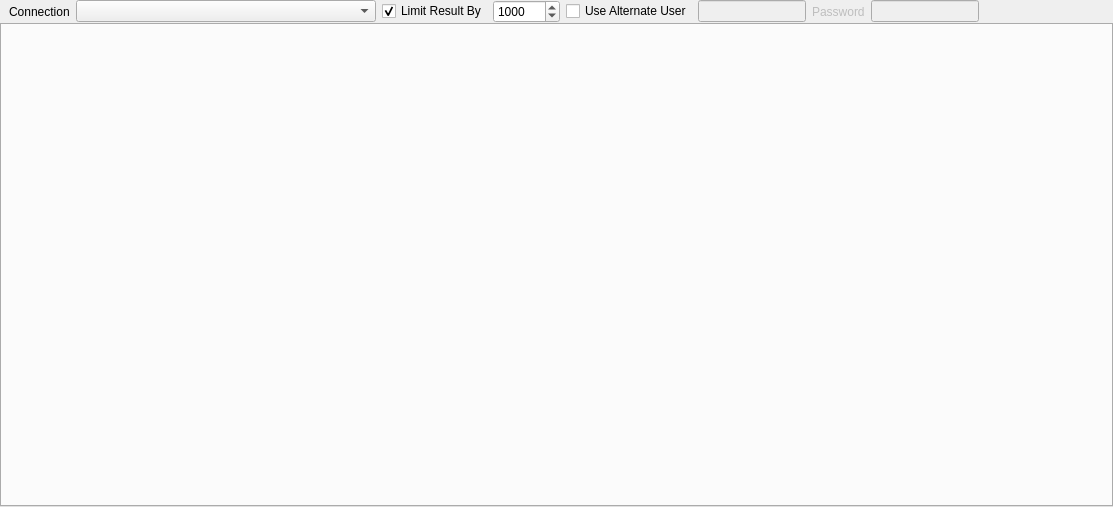
Qt form GUI/pgdbatool/sqltool.ui (marcotcal/PG-DBA-Tools) before a commit.
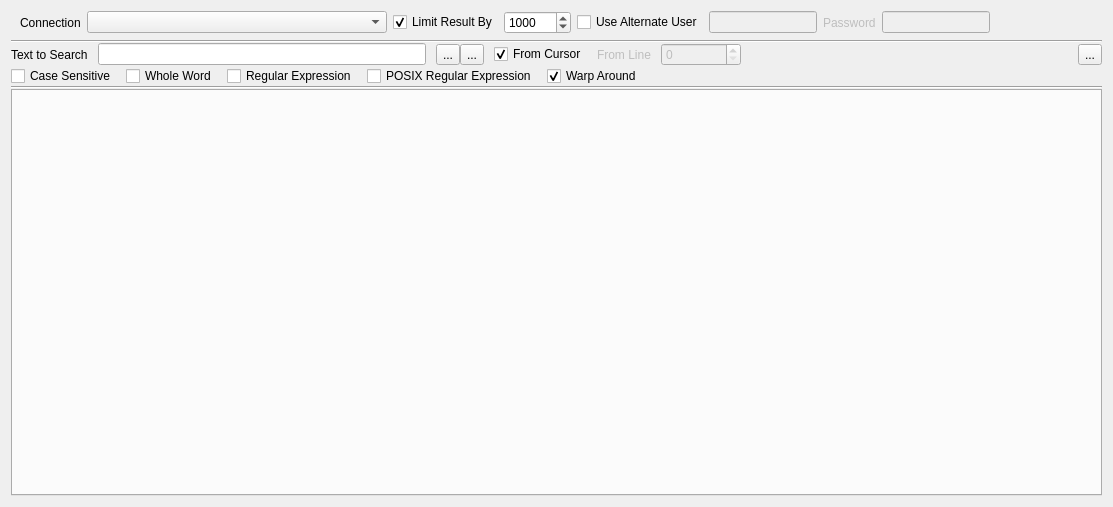
The same form after that commit. Icons and pictures are not drawn.

Commit message: New find panel

Patch:
```diff
--- a/GUI/pgdbatool/sqltool.ui
+++ b/GUI/pgdbatool/sqltool.ui
@@ -10,25 +10,16 @@
     <height>507</height>
    </rect>
   </property>
+  <property name="minimumSize">
+   <size>
+    <width>0</width>
+    <height>0</height>
+   </size>
+  </property>
   <property name="windowTitle">
    <string>Form</string>
   </property>
-  <layout class="QVBoxLayout" name="verticalLayout">
-   <property name="spacing">
-    <number>0</number>
-   </property>
-   <property name="leftMargin">
-    <number>0</number>
-   </property>
-   <property name="topMargin">
-    <number>0</number>
-   </property>
-   <property name="rightMargin">
-    <number>0</number>
-   </property>
-   <property name="bottomMargin">
-    <number>0</number>
-   </property>
+  <layout class="QVBoxLayout" name="verticalLayout_2">
    <item>
     <widget class="QFrame" name="frame">
      <property name="frameShape">
@@ -191,17 +182,281 @@
     </widget>
    </item>
    <item>
-    <widget class="QTabWidget" name="editors_tabs">
-     <property name="minimumSize">
-      <size>
-       <width>0</width>
-       <height>200</height>
-      </size>
+    <layout class="QVBoxLayout" name="verticalLayout">
+     <property name="spacing">
+      <number>0</number>
      </property>
-     <property name="currentIndex">
-      <number>-1</number>
-     </property>
-    </widget>
+     <item>
+      <widget class="QWidget" name="find_panel" native="true">
+       <layout class="QVBoxLayout" name="verticalLayout_3">
+        <property name="spacing">
+         <number>0</number>
+        </property>
+        <property name="leftMargin">
+         <number>0</number>
+        </property>
+        <property name="topMargin">
+         <number>0</number>
+        </property>
+        <property name="rightMargin">
+         <number>0</number>
+        </property>
+        <property name="bottomMargin">
+         <number>0</number>
+        </property>
+        <item>
+         <widget class="Line" name="line_3">
+          <property name="orientation">
+           <enum>Qt::Horizontal</enum>
+          </property>
+         </widget>
+        </item>
+        <item>
+         <layout class="QHBoxLayout" name="horizontalLayout_2">
+          <property name="spacing">
+           <number>0</number>
+          </property>
+          <item>
+           <widget class="Line" name="line_2">
+            <property name="orientation">
+             <enum>Qt::Horizontal</enum>
+            </property>
+           </widget>
+          </item>
+          <item>
+           <layout class="QGridLayout" name="gridLayout_2">
+            <property name="verticalSpacing">
+             <number>0</number>
+            </property>
+            <item row="0" column="0">
+             <layout class="QGridLayout" name="gridLayout_3">
+              <property name="horizontalSpacing">
+               <number>10</number>
+              </property>
+              <property name="verticalSpacing">
+               <number>0</number>
+              </property>
+              <item row="0" column="1">
+               <widget class="QLineEdit" name="text_to_find">
+                <property name="minimumSize">
+                 <size>
+                  <width>250</width>
+                  <height>0</height>
+                 </size>
+                </property>
+                <property name="text">
+                 <string/>
+                </property>
+               </widget>
+              </item>
+              <item row="0" column="11">
+               <widget class="QToolButton" name="close_find">
+                <property name="text">
+                 <string>...</string>
+                </property>
+                <property name="icon">
+                 <iconset resource="pgdbatool.qrc">
+                  <normaloff>:/icons/images/icons/icons8-close-26.png</normaloff>:/icons/images/icons/icons8-close-26.png</iconset>
+                </property>
+                <property name="iconSize">
+                 <size>
+                  <width>16</width>
+                  <height>16</height>
+                 </size>
+                </property>
+               </widget>
+              </item>
+              <item row="0" column="4">
+               <layout class="QHBoxLayout" name="horizontalLayout_3">
+                <property name="spacing">
+                 <number>0</number>
+                </property>
+                <property name="leftMargin">
+                 <number>0</number>
+                </property>
+                <property name="rightMargin">
+                 <number>0</number>
+                </property>
+                <item>
+                 <widget class="QToolButton" name="find_forward">
+                  <property name="text">
+                   <string>...</string>
+                  </property>
+                  <property name="icon">
+                   <iconset resource="pgdbatool.qrc">
+                    <normaloff>:/icons/images/icons/icons8-down-26.png</normaloff>:/icons/images/icons/icons8-down-26.png</iconset>
+                  </property>
+                  <property name="iconSize">
+                   <size>
+                    <width>16</width>
+                    <height>16</height>
+                   </size>
+                  </property>
+                 </widget>
+                </item>
+                <item>
+                 <widget class="QToolButton" name="findb_backward">
+                  <property name="text">
+                   <string>...</string>
+                  </property>
+                  <property name="icon">
+                   <iconset resource="pgdbatool.qrc">
+                    <normaloff>:/icons/images/icons/icons8-up-26.png</normaloff>:/icons/images/icons/icons8-up-26.png</iconset>
+                  </property>
+                  <property name="iconSize">
+                   <size>
+                    <width>16</width>
+                    <height>16</height>
+                   </size>
+                  </property>
+                 </widget>
+                </item>
+               </layout>
+              </item>
+              <item row="0" column="8">
+               <widget class="QLabel" name="lb_from_line">
+                <property name="enabled">
+                 <bool>false</bool>
+                </property>
+                <property name="text">
+                 <string>From Line</string>
+                </property>
+               </widget>
+              </item>
+              <item row="0" column="7">
+               <widget class="QCheckBox" name="from_cursor">
+                <property name="text">
+                 <string>From Cursor</string>
+                </property>
+                <property name="checked">
+                 <bool>true</bool>
+                </property>
+               </widget>
+              </item>
+              <item row="0" column="0">
+               <widget class="QLabel" name="label_2">
+                <property name="text">
+                 <string>Text to Search</string>
+                </property>
+               </widget>
+              </item>
+              <item row="0" column="9">
+               <widget class="QSpinBox" name="from_line">
+                <property name="enabled">
+                 <bool>false</bool>
+                </property>
+                <property name="minimumSize">
+                 <size>
+                  <width>80</width>
+                  <height>0</height>
+                 </size>
+                </property>
+               </widget>
+              </item>
+              <item row="0" column="10">
+               <spacer name="horizontalSpacer_2">
+                <property name="orientation">
+                 <enum>Qt::Horizontal</enum>
+                </property>
+                <property name="sizeHint" stdset="0">
+                 <size>
+                  <width>40</width>
+                  <height>20</height>
+                 </size>
+                </property>
+               </spacer>
+              </item>
+             </layout>
+            </item>
+            <item row="1" column="0">
+             <layout class="QGridLayout" name="gridLayout">
+              <property name="horizontalSpacing">
+               <number>10</number>
+              </property>
+              <property name="verticalSpacing">
+               <number>0</number>
+              </property>
+              <item row="0" column="0">
+               <widget class="QCheckBox" name="case_sensitive">
+                <property name="text">
+                 <string>Case Sensitive</string>
+                </property>
+               </widget>
+              </item>
+              <item row="0" column="3">
+               <widget class="QCheckBox" name="posix_regular_expression">
+                <property name="text">
+                 <string>POSIX Regular Expression</string>
+                </property>
+               </widget>
+              </item>
+              <item row="0" column="4">
+               <widget class="QCheckBox" name="warp_around">
+                <property name="text">
+                 <string>Warp Around</string>
+                </property>
+                <property name="checked">
+                 <bool>true</bool>
+                </property>
+               </widget>
+              </item>
+              <item row="0" column="1">
+               <widget class="QCheckBox" name="whole_word">
+                <property name="text">
+                 <string>Whole Word</string>
+                </property>
+               </widget>
+              </item>
+              <item row="0" column="2">
+               <widget class="QCheckBox" name="regular_expression">
+                <property name="text">
+                 <string>Regular Expression</string>
+                </property>
+               </widget>
+              </item>
+              <item row="0" column="5">
+               <spacer name="horizontalSpacer_3">
+                <property name="orientation">
+                 <enum>Qt::Horizontal</enum>
+                </property>
+                <property name="sizeHint" stdset="0">
+                 <size>
+                  <width>40</width>
+                  <height>20</height>
+                 </size>
+                </property>
+               </spacer>
+              </item>
+             </layout>
+            </item>
+           </layout>
+          </item>
+         </layout>
+        </item>
+        <item>
+         <widget class="Line" name="line">
+          <property name="orientation">
+           <enum>Qt::Horizontal</enum>
+          </property>
+         </widget>
+        </item>
+       </layout>
+      </widget>
+     </item>
+     <item>
+      <widget class="QTabWidget" name="editors_tabs">
+       <property name="minimumSize">
+        <size>
+         <width>0</width>
+         <height>200</height>
+        </size>
+       </property>
+       <property name="currentIndex">
+        <number>-1</number>
+       </property>
+      </widget>
+     </item>
+    </layout>
    </item>
   </layout>
  </widget>
```
Left out of the diff: 4 changed lines with no effect on the pictures. The commit also changes 6 other files.
